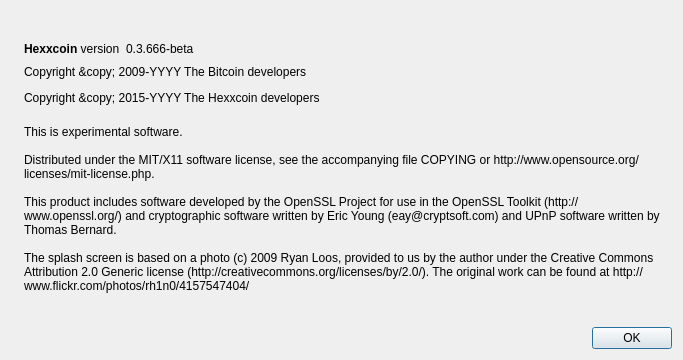
This is src/qt/forms/aboutdialog.ui in mrzeta/hexxcoin as Qt 5 draws it before an edit. The edited form follows.
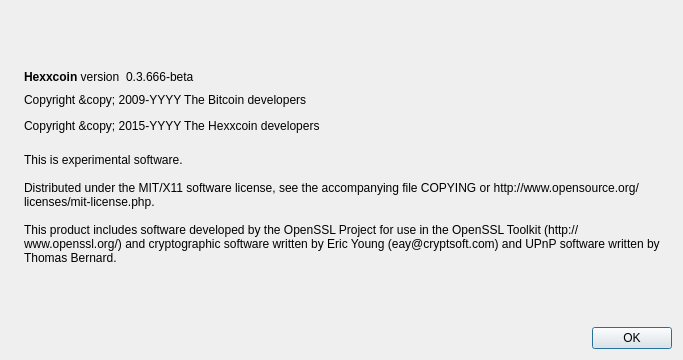
This is the edited form. Icons and pictures are not drawn.

```diff
--- a/src/qt/forms/aboutdialog.ui
+++ b/src/qt/forms/aboutdialog.ui
@@ -112,9 +112,7 @@
 
 Distributed under the MIT/X11 software license, see the accompanying file COPYING or http://www.opensource.org/licenses/mit-license.php.
 
-This product includes software developed by the OpenSSL Project for use in the OpenSSL Toolkit (http://www.openssl.org/) and cryptographic software written by Eric Young (eay@cryptsoft.com) and UPnP software written by Thomas Bernard.
-
-The splash screen is based on a photo (c) 2009 Ryan Loos, provided to us by the author under the Creative Commons Attribution 2.0 Generic license (http://creativecommons.org/licenses/by/2.0/). The original work can be found at http://www.flickr.com/photos/rh1n0/4157547404/</string>
+This product includes software developed by the OpenSSL Project for use in the OpenSSL Toolkit (http://www.openssl.org/) and cryptographic software written by Eric Young (eay@cryptsoft.com) and UPnP software written by Thomas Bernard.</string>
        </property>
        <property name="wordWrap">
         <bool>true</bool>
```
